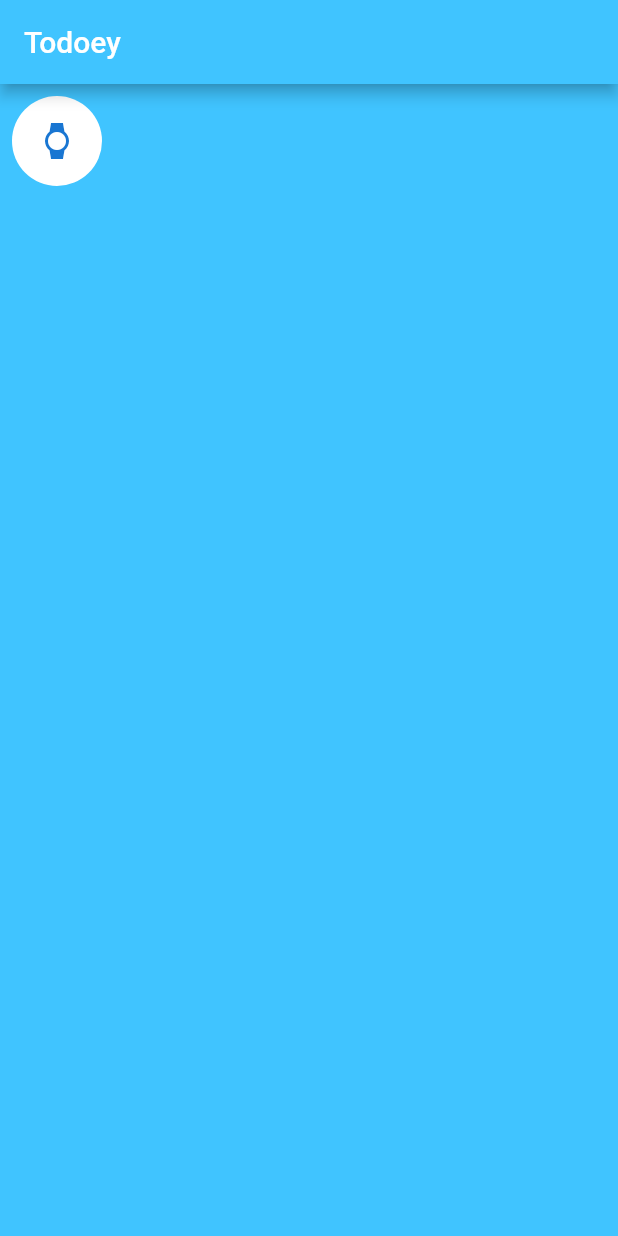
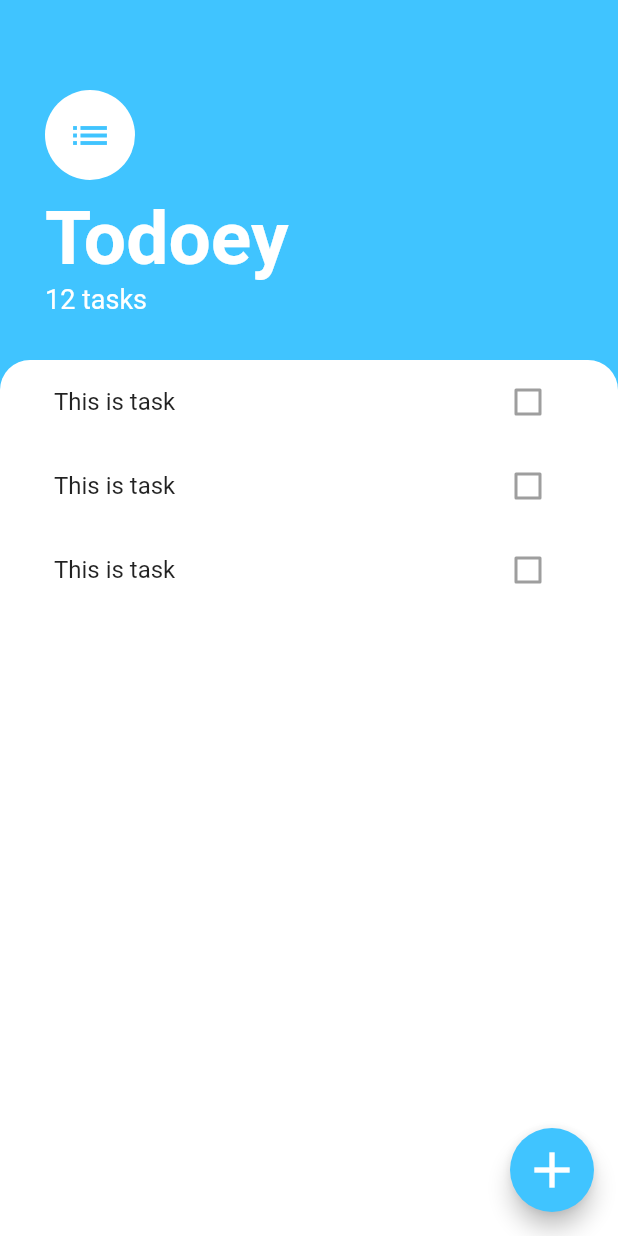
Before and after one commit to rooptestdev/todoey_flutter, a Flutter app: the screen it shows after launch, on a phone screen of 412 x 824 dp. Run offline on Flutter 3.47's test engine with Material 2 defaults, Android fonts, the phone set to English and light mode, and no system bars.

Commit message:
UI compeleted, refactor code.

```diff
--- a/lib/main.dart
+++ b/lib/main.dart
@@ -1,5 +1,6 @@
 import 'package:flutter/cupertino.dart';
 import 'package:flutter/material.dart';
+import 'package:todoey_flutter/screens/tasks_screen.dart';
 
 void main() {
   runApp(const TodoeyApp());
@@ -14,27 +15,7 @@ class TodoeyApp extends StatelessWidget {
       theme: ThemeData(
         primarySwatch: Colors.blue,
       ),
-      home: Scaffold(
-        backgroundColor: Colors.lightBlueAccent,
-        appBar: AppBar(
-          backgroundColor: Colors.lightBlueAccent,
-          title: Text('Todoey'),
-        ),
-        body: Padding(
-          padding: const EdgeInsets.all(8.0),
-          child: Column(
-            children: [
-              CircleAvatar(
-                backgroundColor: Colors.white,
-                radius: 30.0,
-                child: Icon(
-                  Icons.watch,
-                ),
-              ),
-            ],
-          ),
-        ),
-      ),
+      home: TasksScreen(),
     );
   }
 }
--- /dev/null
+++ b/lib/screens/tasks_screen.dart
@@ -0,0 +1,78 @@
+import 'package:flutter/cupertino.dart';
+import 'package:flutter/material.dart';
+import 'package:todoey_flutter/widgets/tasks_list.dart';
+import 'package:todoey_flutter/screens/add_task_screen.dart';
+
+class TasksScreen extends StatelessWidget {
+  const TasksScreen({Key? key}) : super(key: key);
+
+  @override
+  Widget build(BuildContext context) {
+    return Scaffold(
+      backgroundColor: Colors.lightBlueAccent,
+      floatingActionButton: FloatingActionButton(
+        backgroundColor: Colors.lightBlueAccent,
+        onPressed: () {
+          showModalBottomSheet(
+              context: context, builder: (context) => AddTaskScreen());
+        },
+        child: Icon(
+          Icons.add,
+          size: 40.0,
+        ),
+      ),
+      body: Column(
+        crossAxisAlignment: CrossAxisAlignment.start,
+        children: [
+          Container(
+            padding: const EdgeInsets.only(
+                top: 60.0, left: 30.0, right: 30.0, bottom: 30.0),
+            child: Column(
+              crossAxisAlignment: CrossAxisAlignment.start,
+              children: [
+                CircleAvatar(
+                  backgroundColor: Colors.white,
+                  radius: 30.0,
+                  child: Icon(
+                    Icons.list,
+                    size: 30.0,
+                    color: Colors.lightBlueAccent,
+                  ),
+                ),
+                SizedBox(height: 10.0),
+                Text(
+                  'Todoey',
+                  style: TextStyle(
+                    color: Colors.white,
+                    fontSize: 50.0,
+                    fontWeight: FontWeight.w700,
+                  ),
+                ),
+                Text(
+                  '12 tasks',
+                  style: TextStyle(
+                    fontSize: 18.0,
+                    color: Colors.white,
+                  ),
+                ),
+              ],
+            ),
+          ),
+          Expanded(
+            child: Container(
+              padding: EdgeInsets.symmetric(horizontal: 20.0),
+              decoration: BoxDecoration(
+                color: Colors.white,
+                borderRadius: BorderRadius.only(
+                  topLeft: Radius.circular(20),
+                  topRight: Radius.circular(20),
+                ),
+              ),
+              child: TasksList(),
+            ),
+          ),
+        ],
+      ),
+    );
+  }
+}
--- /dev/null
+++ b/lib/widgets/task_tile.dart
@@ -0,0 +1,18 @@
+import 'package:flutter/material.dart';
+
+class TaskTile extends StatelessWidget {
+  const TaskTile({
+    Key? key,
+  }) : super(key: key);
+
+  @override
+  Widget build(BuildContext context) {
+    return ListTile(
+      title: Text('This is task'),
+      trailing: Checkbox(
+        value: false,
+        onChanged: null,
+      ),
+    );
+  }
+}
--- /dev/null
+++ b/lib/widgets/tasks_list.dart
@@ -0,0 +1,19 @@
+import 'package:flutter/material.dart';
+import 'package:todoey_flutter/widgets/task_tile.dart';
+
+class TasksList extends StatelessWidget {
+  const TasksList({
+    Key? key,
+  }) : super(key: key);
+
+  @override
+  Widget build(BuildContext context) {
+    return ListView(
+      children: [
+        TaskTile(),
+        TaskTile(),
+        TaskTile(),
+      ],
+    );
+  }
+}
```
Also changed, not shown: lib/screens/add_task_screen.dart (added, +50 -0 lines).
